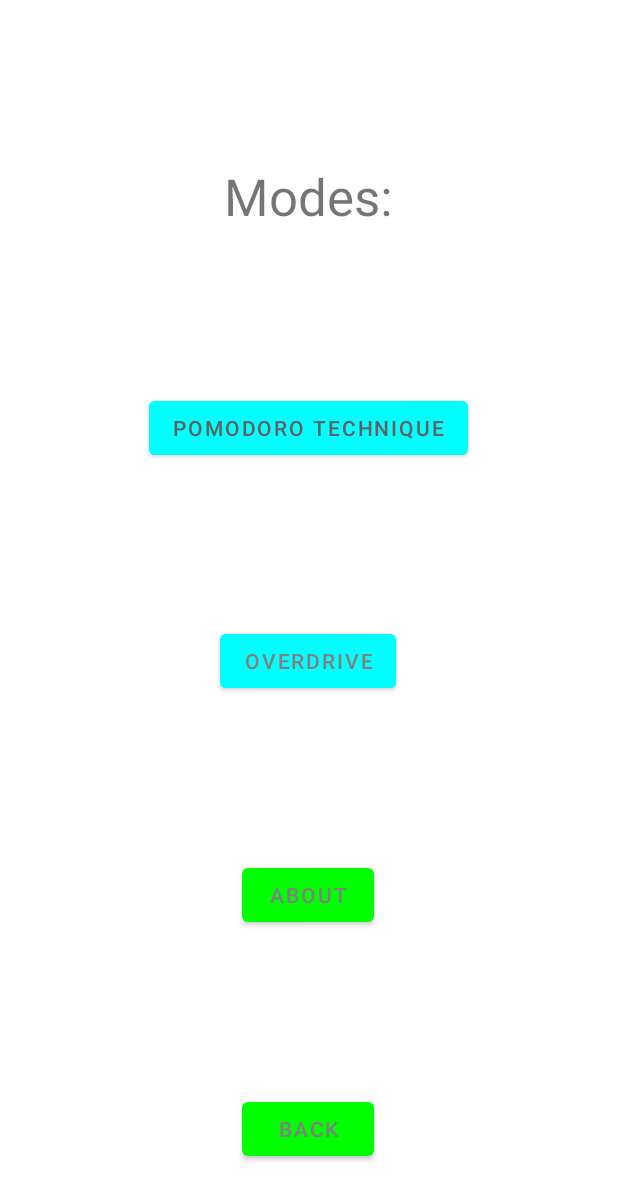
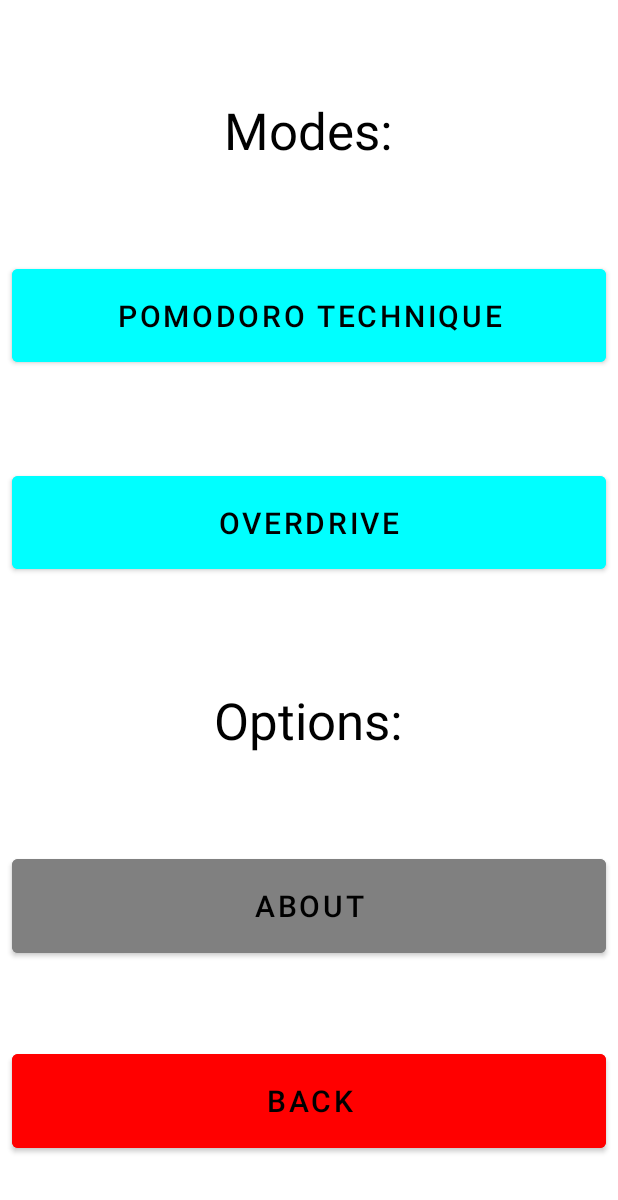
Before and after one commit to wilsonnexus/Concentration-Assistant-Android-RaspberryPi, an Android app: the SecondFragment screen opened through its navigation route, on a phone screen of 412 x 824 dp. Shown: the top 1200 px of the screen. Run offline under Robolectric (Android 15) with nearby library versions, the phone set to English and light mode, and no system bars; libraries missing offline, so code that uses them is left out: info.mqtt.android, org.eclipse.paho; 9 statements that could not run were skipped.

Commit message:
Design Update

```diff
--- a/Android/MQTTClient/app/src/main/java/com/example/myapplication/MainActivity.java
+++ b/Android/MQTTClient/app/src/main/java/com/example/myapplication/MainActivity.java
@@ -61,16 +61,6 @@
         currentFragment = CurrentFragment.HOME;
     }
 
-
-
-    @Override
-    protected void onResume() {
-        super.onResume();
-        boolean isActive = devicePolicyManager.isAdminActive(componentName);
-    }
-
-
-
     @Override
     public void onAttachedToWindow() {
         super.onAttachedToWindow();
@@ -85,8 +75,6 @@
         getMenuInflater().inflate(R.menu.menu_main, menu);
         return true;
     }
-
-
 
 
     public void startLock() {
--- a/Android/MQTTClient/app/src/main/java/com/example/myapplication/MainFragment.java
+++ b/Android/MQTTClient/app/src/main/java/com/example/myapplication/MainFragment.java
@@ -42,14 +42,13 @@
     private boolean mIsLocked = false;
     // Allowlist one app
     private static final String KIOSK_PACKAGE = "com.example.myapplication";
-    // private static final String[] APP_PACKAGES = {KIOSK_PACKAGE};
     private CountDownTimer timer;
     private Spinner durationSpinner;
     private TextView remainingTimeTextView;
     private Vibrator vibrator;
 
+    // Default constructor with no dependencies
     public MainFragment() {
-        // Default constructor with no dependencies
     }
 
     // Constructors for dependencies
--- a/Android/MQTTClient/app/src/main/res/layout/fragment_second.xml
+++ b/Android/MQTTClient/app/src/main/res/layout/fragment_second.xml
@@ -3,7 +3,8 @@
     xmlns:android="http://schemas.android.com/apk/res/android"
     xmlns:app="http://schemas.android.com/apk/res-auto"
     android:layout_width="match_parent"
-    android:layout_height="match_parent">
+    android:layout_height="match_parent"
+    android:background="@color/white">
 
     <TextView
         android:id="@+id/textview_second"
@@ -11,58 +12,109 @@
         android:layout_height="wrap_content"
         android:text="@string/modes"
         android:textSize="34sp"
+        android:textColor="@color/black"
         app:layout_constraintBottom_toTopOf="@+id/pomodoro_button"
         app:layout_constraintEnd_toEndOf="parent"
         app:layout_constraintHorizontal_bias="0.498"
         app:layout_constraintStart_toStartOf="parent"
-        app:layout_constraintTop_toTopOf="parent" />
+        app:layout_constraintTop_toTopOf="parent"
+        android:layout_marginTop="16dp"
+        android:layout_marginBottom="8dp"/>
 
     <Button
         android:id="@+id/pomodoro_button"
-        android:layout_width="wrap_content"
-        android:layout_height="wrap_content"
+        android:layout_width="0dp"
+        android:layout_height="0dp"
         android:text="@string/pomodoro"
+        android:textSize="20sp"
         android:backgroundTint="@color/blue"
-        android:textColor="#616161"
+        android:textColor="@color/black"
+        android:layout_margin="8dp"
+        android:padding="16dp"
+
         app:layout_constraintBottom_toTopOf="@+id/overdrive_button"
         app:layout_constraintEnd_toEndOf="parent"
         app:layout_constraintHorizontal_bias="0.497"
         app:layout_constraintStart_toStartOf="parent"
         app:layout_constraintTop_toBottomOf="@id/textview_second"
-        app:layout_constraintVertical_bias="0.0" />
+        app:layout_constraintVertical_bias="0.0"
+        app:layout_constraintWidth_default="spread"
+        app:layout_constraintHeight_default="spread"
+        app:layout_constraintDimensionRatio="0.8:0.15" />
 
     <Button
         android:id="@+id/overdrive_button"
+        android:layout_width="0dp"
+        android:layout_height="0dp"
+        android:text="@string/overdrive"
+        android:textSize="20sp"
+        android:backgroundTint="@color/blue"
+        android:textColor="@color/black"
+        android:layout_margin="8dp"
+        android:padding="16dp"
+
+        app:layout_constraintBottom_toTopOf="@+id/text_separator"
+        app:layout_constraintEnd_toEndOf="parent"
+        app:layout_constraintHorizontal_bias="0.498"
+        app:layout_constraintStart_toStartOf="parent"
+        app:layout_constraintTop_toBottomOf="@+id/pomodoro_button"
+        app:layout_constraintWidth_default="spread"
+        app:layout_constraintHeight_default="spread"
+        app:layout_constraintDimensionRatio="0.8:0.15" />
+
+    <TextView
+        android:id="@+id/text_separator"
         android:layout_width="wrap_content"
         android:layout_height="wrap_content"
-        android:text="@string/overdrive"
-        android:backgroundTint="@color/blue"
+        android:text="Options:"
+        android:textSize="34sp"
+        android:textColor="@color/black"
         app:layout_constraintBottom_toTopOf="@+id/button_second"
         app:layout_constraintEnd_toEndOf="parent"
         app:layout_constraintHorizontal_bias="0.498"
         app:layout_constraintStart_toStartOf="parent"
-        app:layout_constraintTop_toBottomOf="@+id/pomodoro_button" />
+        app:layout_constraintTop_toBottomOf="@+id/overdrive_button"
+        android:layout_marginTop="16dp"
+        android:layout_marginBottom="8dp"/>
 
     <Button
         android:id="@+id/button_second"
-        android:layout_width="wrap_content"
-        android:layout_height="wrap_content"
+        android:layout_width="0dp"
+        android:layout_height="0dp"
         android:text="@string/about"
+        android:textSize="20sp"
+        android:backgroundTint="@color/gray"
+        android:textColor="@color/black"
+        android:layout_margin="8dp"
+        android:padding="16dp"
+
         app:layout_constraintBottom_toTopOf="@+id/back_button"
         app:layout_constraintEnd_toEndOf="parent"
         app:layout_constraintHorizontal_bias="0.498"
         app:layout_constraintStart_toStartOf="parent"
-        app:layout_constraintTop_toBottomOf="@+id/overdrive_button" />
+        app:layout_constraintTop_toBottomOf="@+id/text_separator"
+        app:layout_constraintWidth_default="spread"
+        app:layout_constraintHeight_default="spread"
+        app:layout_constraintDimensionRatio="0.8:0.15" />
+
     <Button
         android:id="@+id/back_button"
-        android:layout_width="wrap_content"
-        android:layout_height="wrap_content"
+        android:layout_width="0dp"
+        android:layout_height="0dp"
         android:text="@string/back"
+        android:textSize="20sp"
+        android:backgroundTint="@color/red"
+        android:textColor="@color/black"
+        android:layout_margin="8dp"
+        android:padding="16dp"
+
         app:layout_constraintBottom_toBottomOf="parent"
         app:layout_constraintEnd_toEndOf="parent"
         app:layout_constraintHorizontal_bias="0.498"
         app:layout_constraintStart_toStartOf="parent"
         app:layout_constraintTop_toTopOf="parent"
-        app:layout_constraintVertical_bias="0.939"/>
-
+        app:layout_constraintVertical_bias="0.939"
+        app:layout_constraintWidth_default="spread"
+        app:layout_constraintHeight_default="spread"
+        app:layout_constraintDimensionRatio="0.8:0.15"/>
 </androidx.constraintlayout.widget.ConstraintLayout>
--- a/Android/MQTTClient/app/src/main/res/values/colors.xml
+++ b/Android/MQTTClient/app/src/main/res/values/colors.xml
@@ -10,5 +10,5 @@
     <color name="blue">#00FFFF</color>
     <color name="green">#00FF00</color>
     <color name="gray">#808080</color>
-
+    <color name="red">#FF0000</color>
 </resources>
```
Also changed, not shown: Android/MQTTClient/app/src/main/res/drawable/button_background.xml (added, +8 -0 lines), Android/MQTTClient/app/src/main/res/drawable/button_background_about_back.xml (added, +8 -0 lines), Android/MQTTClient/app/src/main/res/layout/fragment_main.xml (+9 -3 lines), Android/MQTTClient/app/src/main/res/layout/fragment_third.xml (+24 -8 lines).
